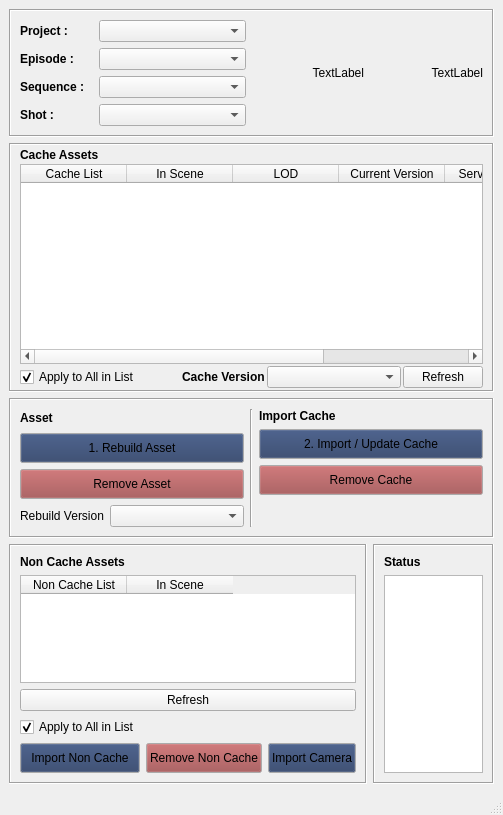
Before: the Qt Designer form importCacheApp/importUI.ui in ChanonVilaiyuk/ptAlembic, drawn with Qt 5.
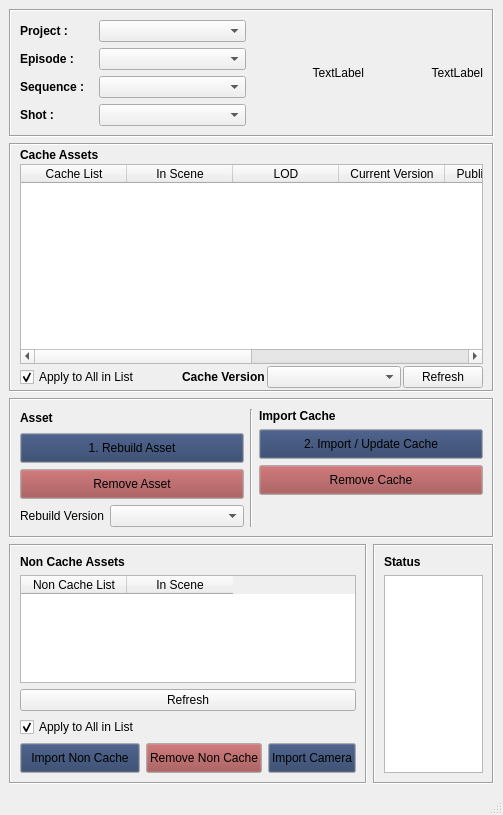
After: the same form once the commit is applied.

Commit message: Import cache complete : cache only section

The edit to the form file:
```diff
--- a/importCacheApp/importUI.ui
+++ b/importCacheApp/importUI.ui
@@ -204,7 +204,7 @@
          </column>
          <column>
           <property name="text">
-           <string>Server Version</string>
+           <string>Publish Version</string>
           </property>
          </column>
          <column>
@@ -212,6 +212,16 @@
            <string>Status</string>
           </property>
          </column>
+         <column>
+          <property name="text">
+           <string>Asset Path</string>
+          </property>
+         </column>
+         <column>
+          <property name="text">
+           <string>Geo_Grp</string>
+          </property>
+         </column>
         </widget>
        </item>
        <item>
```
The commit also changes 13 other files.
